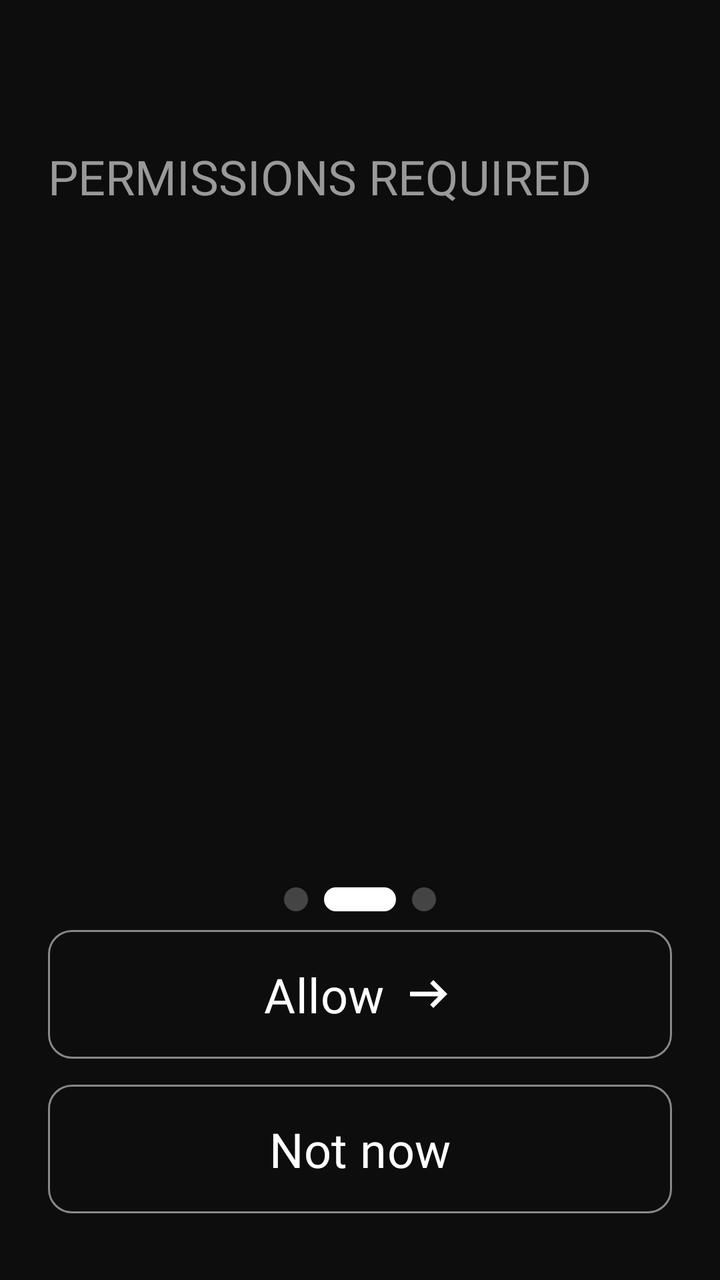
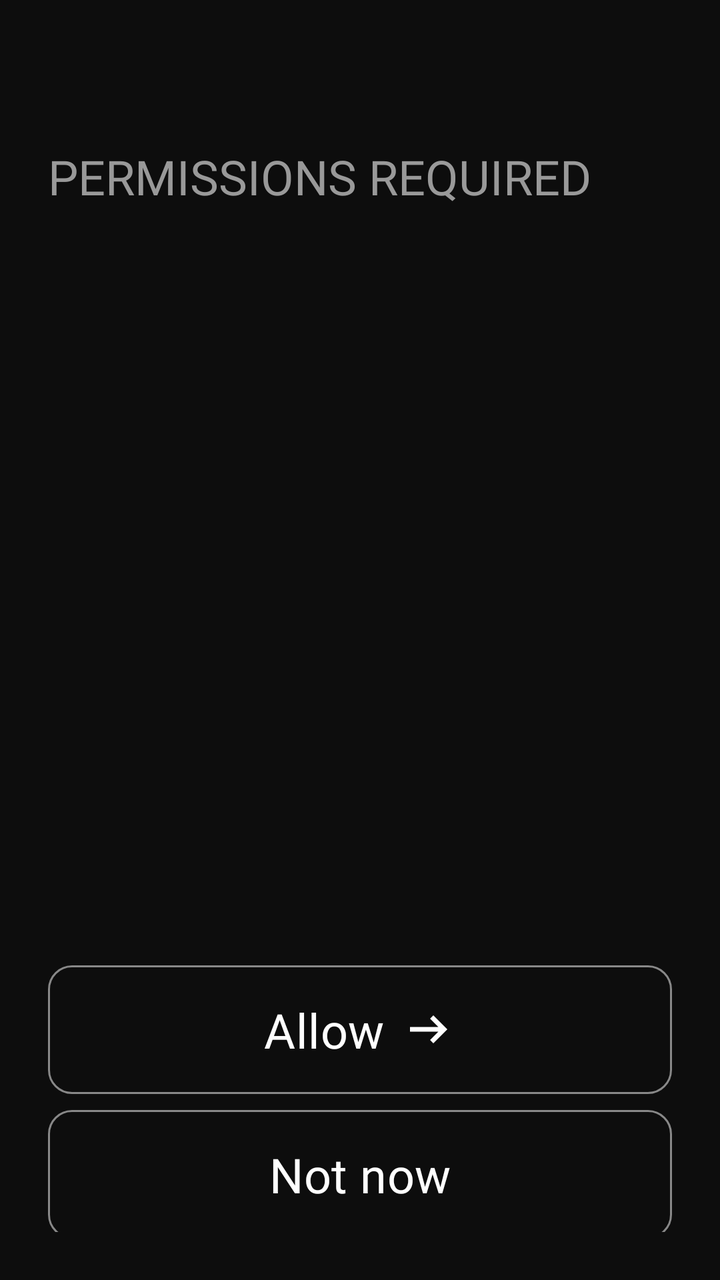

Screens rendered from an Android XML layout before and after an edit, with the pre-edit source and the edit as a unified diff.
<!-- AndroidManifest.xml: application theme Theme.BoredomFocus -->
<!-- res/layout/onboarding_fragment_second.xml -->
<?xml version="1.0" encoding="utf-8"?>
<androidx.constraintlayout.widget.ConstraintLayout xmlns:android="http://schemas.android.com/apk/res/android"
    xmlns:app="http://schemas.android.com/apk/res-auto"
    xmlns:tools="http://schemas.android.com/tools"
    android:id="@+id/onboarding2"
    android:layout_width="match_parent"
    android:layout_height="match_parent"
    android:background="#0D0D0D"
    android:padding="24dp">

    <TextView
        android:id="@+id/tvOnboarding2First"
        android:layout_width="wrap_content"
        android:layout_height="wrap_content"
        android:fontFamily="@font/inter_medium"
        android:text="Permissions Required"
        android:textAllCaps="true"
        android:textColor="#999999"
        android:textSize="24sp"
        android:layout_marginTop="48dp"
        app:layout_constraintStart_toStartOf="parent"
        app:layout_constraintTop_toTopOf="parent" />

    <LinearLayout
        android:id="@+id/llOnboarding2Container"
        android:layout_width="match_parent"
        android:layout_height="wrap_content"
        android:orientation="vertical"
        android:layout_marginTop="16dp"
        app:layout_constraintEnd_toEndOf="parent"
        app:layout_constraintHorizontal_bias="0.5"
        app:layout_constraintStart_toStartOf="parent"
        app:layout_constraintTop_toBottomOf="@+id/tvOnboarding2First" />


    <androidx.constraintlayout.widget.Guideline
        android:id="@+id/lineOnboarding2"
        android:layout_width="match_parent"
        android:layout_height="match_parent"
        android:orientation="horizontal"
        app:layout_constraintGuide_percent="0.70" />

    <View
        android:id="@+id/viewOnboarding2Center"
        android:layout_width="36dp"
        android:layout_height="12dp"
        android:background="@drawable/chosen_onboarding"
        app:layout_constraintBottom_toTopOf="@+id/btnOnboarding2Allow"
        app:layout_constraintEnd_toEndOf="parent"
        app:layout_constraintHorizontal_bias="0.5"
        app:layout_constraintStart_toStartOf="parent"
        app:layout_constraintTop_toTopOf="@+id/lineOnboarding2" />

    <View
        android:id="@+id/viewOnboarding2Right"
        android:layout_width="12dp"
        android:layout_height="12dp"
        android:background="@drawable/circle_onboarding"
        android:layout_marginLeft="8dp"
        app:layout_constraintBottom_toTopOf="@+id/btnOnboarding2Allow"
        app:layout_constraintStart_toEndOf="@+id/viewOnboarding2Center"
        app:layout_constraintTop_toTopOf="@+id/lineOnboarding2" />

    <View
        android:id="@+id/viewOnboarding2Left"
        android:layout_width="12dp"
        android:layout_height="12dp"
        android:background="@drawable/circle_onboarding"
        android:layout_marginRight="8dp"
        app:layout_constraintBottom_toTopOf="@+id/btnOnboarding2Allow"
        app:layout_constraintEnd_toStartOf="@+id/viewOnboarding2Center"
        app:layout_constraintTop_toTopOf="@+id/lineOnboarding2" />

    <com.google.android.material.button.MaterialButton
        android:id="@+id/btnOnboarding2Allow"
        android:layout_width="match_parent"
        android:layout_height="wrap_content"
        android:backgroundTint="#0D0D0D"
        android:fontFamily="@font/inter_bold"
        android:paddingVertical="16dp"
        android:text="Allow"
        android:textColor="@color/white"
        android:textSize="24sp"
        app:cornerRadius="12dp"
        app:icon="@drawable/ic_arrow_right"
        app:iconGravity="textEnd"
        app:iconSize="28dp"
        app:iconTint="@color/white"
        app:layout_constraintBottom_toTopOf="@+id/btnOnboarding2NotNow"
        app:layout_constraintEnd_toEndOf="parent"
        app:layout_constraintHorizontal_bias="0.5"
        app:layout_constraintStart_toStartOf="parent"
        app:layout_constraintTop_toBottomOf="@+id/viewOnboarding2Center"
        app:strokeColor="#888888"
        app:strokeWidth="1dp" />

    <com.google.android.material.button.MaterialButton
        android:id="@+id/btnOnboarding2NotNow"
        android:layout_width="match_parent"
        android:layout_height="wrap_content"
        android:backgroundTint="#0D0D0D"
        android:fontFamily="@font/inter_bold"
        android:paddingVertical="16dp"
        android:text="Not now"
        android:textColor="@color/white"
        android:textSize="24sp"
        app:cornerRadius="12dp"
        app:layout_constraintBottom_toBottomOf="parent"
        app:layout_constraintEnd_toEndOf="parent"
        app:layout_constraintHorizontal_bias="0.5"
        app:layout_constraintStart_toStartOf="parent"
        app:layout_constraintTop_toBottomOf="@+id/btnOnboarding2Allow"
        app:strokeColor="#888888"
        app:strokeWidth="1dp" />

</androidx.constraintlayout.widget.ConstraintLayout>
<!-- resources referenced by this layout -->
<resources>
  <color name="white">#FFFFFFFF</color>
  <!-- drawable chosen_onboarding (drawable) -->
  <?xml version="1.0" encoding="utf-8"?>
  <shape xmlns:android="http://schemas.android.com/apk/res/android"
      android:shape="rectangle">
      <solid android:color="@color/white"/>
      <corners android:radius="100dp"/>
  </shape>
  <!-- drawable circle_onboarding (drawable) -->
  <?xml version="1.0" encoding="utf-8"?>
  <shape xmlns:android="http://schemas.android.com/apk/res/android"
      android:shape="oval">
      <solid android:color="#444444"/>
      <size android:height="12dp" android:width="12dp"/>
  </shape>
  <!-- drawable ic_arrow_right (drawable) -->
  <vector xmlns:android="http://schemas.android.com/apk/res/android" android:autoMirrored="true" android:height="24dp" android:tint="#000000" android:viewportHeight="960" android:viewportWidth="960" android:width="24dp">
        
      <path android:fillColor="@android:color/white" android:pathData="M560,720L504,662L646,520L160,520L160,440L646,440L504,298L560,240L800,480L560,720Z"/>
      
  </vector>
  <style name="Theme.BoredomFocus" parent="Base.Theme.BoredomFocus" />
  <style name="Base.Theme.BoredomFocus" parent="Theme.Material3.DayNight.NoActionBar">
          
          
      </style>
</resources>

<!-- the commit's change to res/layout/onboarding_fragment_second.xml (unified diff, before → after) -->
@@ -38,38 +38,8 @@
         android:layout_width="match_parent"
         android:layout_height="match_parent"
         android:orientation="horizontal"
-        app:layout_constraintGuide_percent="0.70" />
-
-    <View
-        android:id="@+id/viewOnboarding2Center"
-        android:layout_width="36dp"
-        android:layout_height="12dp"
-        android:background="@drawable/chosen_onboarding"
-        app:layout_constraintBottom_toTopOf="@+id/btnOnboarding2Allow"
-        app:layout_constraintEnd_toEndOf="parent"
-        app:layout_constraintHorizontal_bias="0.5"
-        app:layout_constraintStart_toStartOf="parent"
-        app:layout_constraintTop_toTopOf="@+id/lineOnboarding2" />
-
-    <View
-        android:id="@+id/viewOnboarding2Right"
-        android:layout_width="12dp"
-        android:layout_height="12dp"
-        android:background="@drawable/circle_onboarding"
-        android:layout_marginLeft="8dp"
-        app:layout_constraintBottom_toTopOf="@+id/btnOnboarding2Allow"
-        app:layout_constraintStart_toEndOf="@+id/viewOnboarding2Center"
-        app:layout_constraintTop_toTopOf="@+id/lineOnboarding2" />
-
-    <View
-        android:id="@+id/viewOnboarding2Left"
-        android:layout_width="12dp"
-        android:layout_height="12dp"
-        android:background="@drawable/circle_onboarding"
-        android:layout_marginRight="8dp"
-        app:layout_constraintBottom_toTopOf="@+id/btnOnboarding2Allow"
-        app:layout_constraintEnd_toStartOf="@+id/viewOnboarding2Center"
-        app:layout_constraintTop_toTopOf="@+id/lineOnboarding2" />
+        app:layout_constraintGuide_percent="0.78" />
+    
 
     <com.google.android.material.button.MaterialButton
         android:id="@+id/btnOnboarding2Allow"
@@ -90,7 +60,7 @@
         app:layout_constraintEnd_toEndOf="parent"
         app:layout_constraintHorizontal_bias="0.5"
         app:layout_constraintStart_toStartOf="parent"
-        app:layout_constraintTop_toBottomOf="@+id/viewOnboarding2Center"
+        app:layout_constraintTop_toBottomOf="@+id/lineOnboarding2"
         app:strokeColor="#888888"
         app:strokeWidth="1dp" />
 
<!-- resource entries referenced after the edit -->
@@ -1,20 +1,6 @@
 <!-- resources referenced by this layout -->
 <resources>
   <color name="white">#FFFFFFFF</color>
-  <!-- drawable chosen_onboarding (drawable) -->
-  <?xml version="1.0" encoding="utf-8"?>
-  <shape xmlns:android="http://schemas.android.com/apk/res/android"
-      android:shape="rectangle">
-      <solid android:color="@color/white"/>
-      <corners android:radius="100dp"/>
-  </shape>
-  <!-- drawable circle_onboarding (drawable) -->
-  <?xml version="1.0" encoding="utf-8"?>
-  <shape xmlns:android="http://schemas.android.com/apk/res/android"
-      android:shape="oval">
-      <solid android:color="#444444"/>
-      <size android:height="12dp" android:width="12dp"/>
-  </shape>
   <!-- drawable ic_arrow_right (drawable) -->
   <vector xmlns:android="http://schemas.android.com/apk/res/android" android:autoMirrored="true" android:height="24dp" android:tint="#000000" android:viewportHeight="960" android:viewportWidth="960" android:width="24dp">
         
